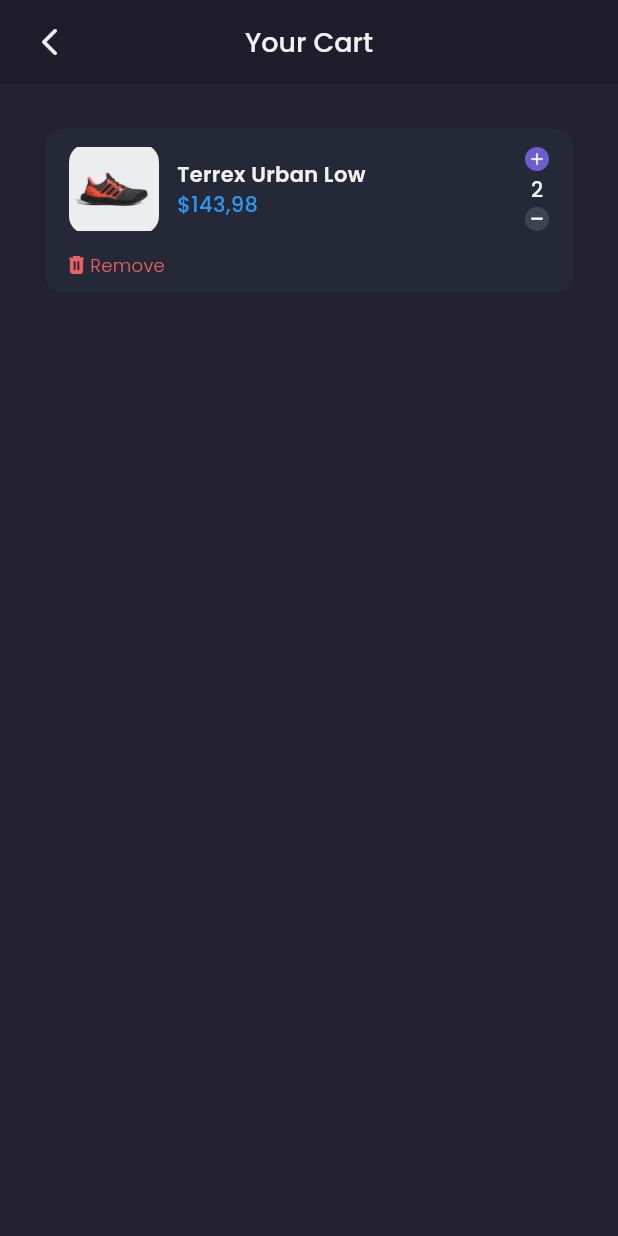
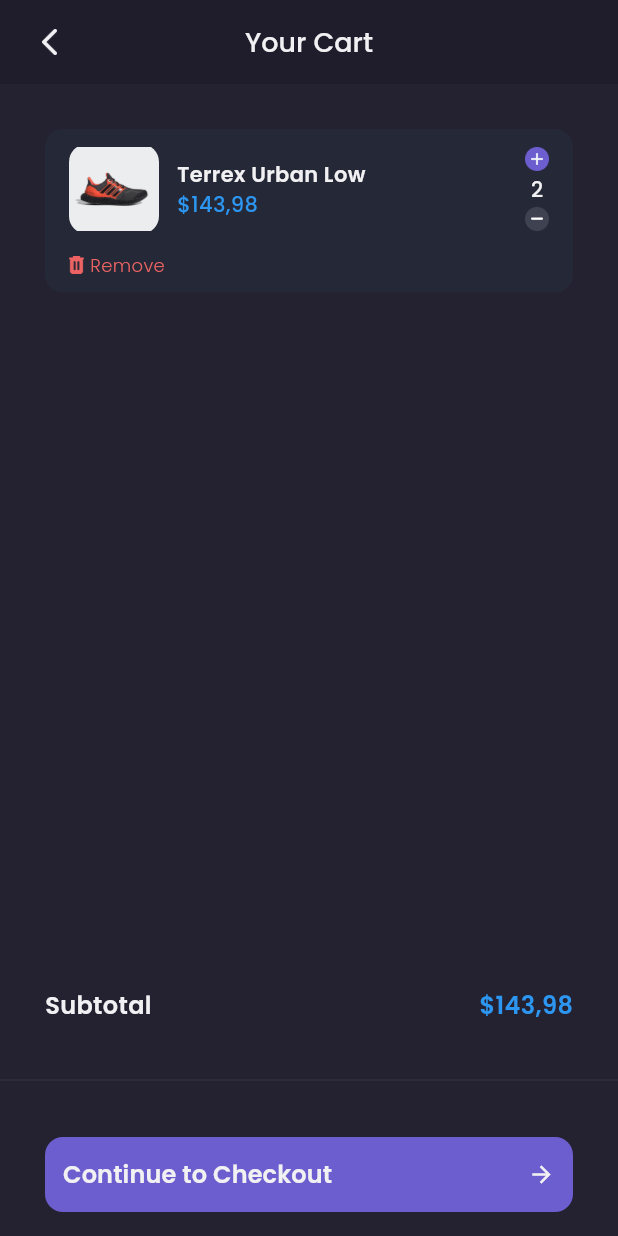
Before and after one commit to Wery-wer/E-Commerce_Flutter, a Flutter app: the CartPage screen opened by its route, on a phone screen of 412 x 824 dp. Run offline on Flutter 3.47's test engine with Material 3 defaults, Android fonts, the phone set to English and light mode, and no system bars; our stand-ins replace carousel_slider, google_fonts.

Commit message:
update button cardpage

```diff
--- a/lib/pages/card_page.dart
+++ b/lib/pages/card_page.dart
@@ -106,10 +106,82 @@
       );
     }
 
+    Widget customButtonNav(){
+      return Container(
+        height: 165,
+        child: Column(
+          children: [
+            Container(
+              margin: EdgeInsets.symmetric(
+                horizontal: defaultMargin,
+              ),
+              child: Row(
+                mainAxisAlignment: MainAxisAlignment.spaceBetween,
+                children: [
+                  Text(
+                    'Subtotal',
+                    style: primaryTextStyle.copyWith(
+                      fontSize: 16,
+                      fontWeight: semiBold
+                    ),
+                  ),
+                  Text(
+                    '\$143,98',
+                    style: priceTextStyle.copyWith(
+                      fontSize: 16,
+                      fontWeight: semiBold
+                    ),
+                  )
+                ],
+              ),
+            ),
+            SizedBox(height: 30,),
+            Divider(
+              thickness: 0.3,
+              color: subtitleTextColor,
+            ),
+            SizedBox(height: 30,),
+            Container(
+              height: 50,
+              margin: EdgeInsets.symmetric(
+                horizontal: defaultMargin,
+              ),
+              child: TextButton(
+                style: TextButton.styleFrom(
+                  backgroundColor: primaryColor,
+                  shape: RoundedRectangleBorder(
+                    borderRadius: BorderRadius.circular(12)
+                  )
+                ),
+                onPressed:(){},
+                child: Row(
+                  mainAxisAlignment: MainAxisAlignment.spaceBetween,
+                  children: [
+                    Text(
+                      'Continue to Checkout',
+                      style: primaryTextStyle.copyWith(
+                        fontSize: 16,
+                        fontWeight: semiBold
+                      ),
+                    ),
+                    Icon(
+                      Icons.arrow_forward,
+                      color: primaryTextColor,
+                    )
+                  ],
+                )
+              ),
+            )
+          ],
+        ),
+      );
+    }
+
     return Scaffold(
       backgroundColor: backgroundColor3,
       appBar: header(),
       body: content(),
+      bottomNavigationBar: customButtonNav(),
     );
   }
 }
```
